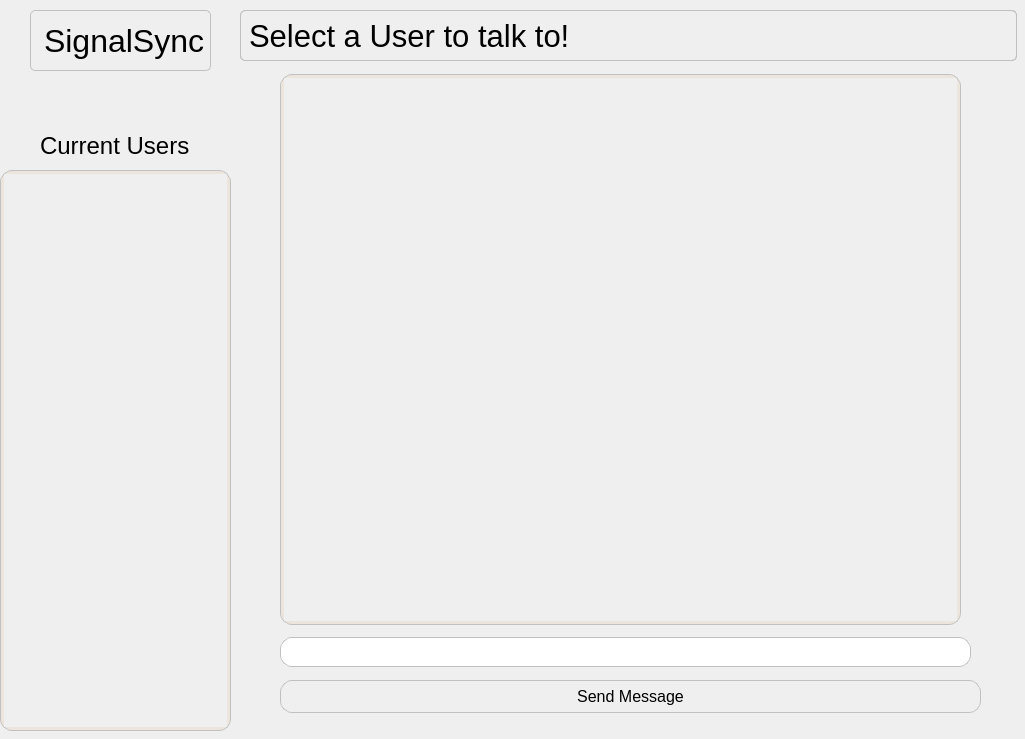
Above: ChatAppClient/ChattingWindow.ui from pahuljotmatharoo/SignalSync-client before the change. Below: the same form after it.
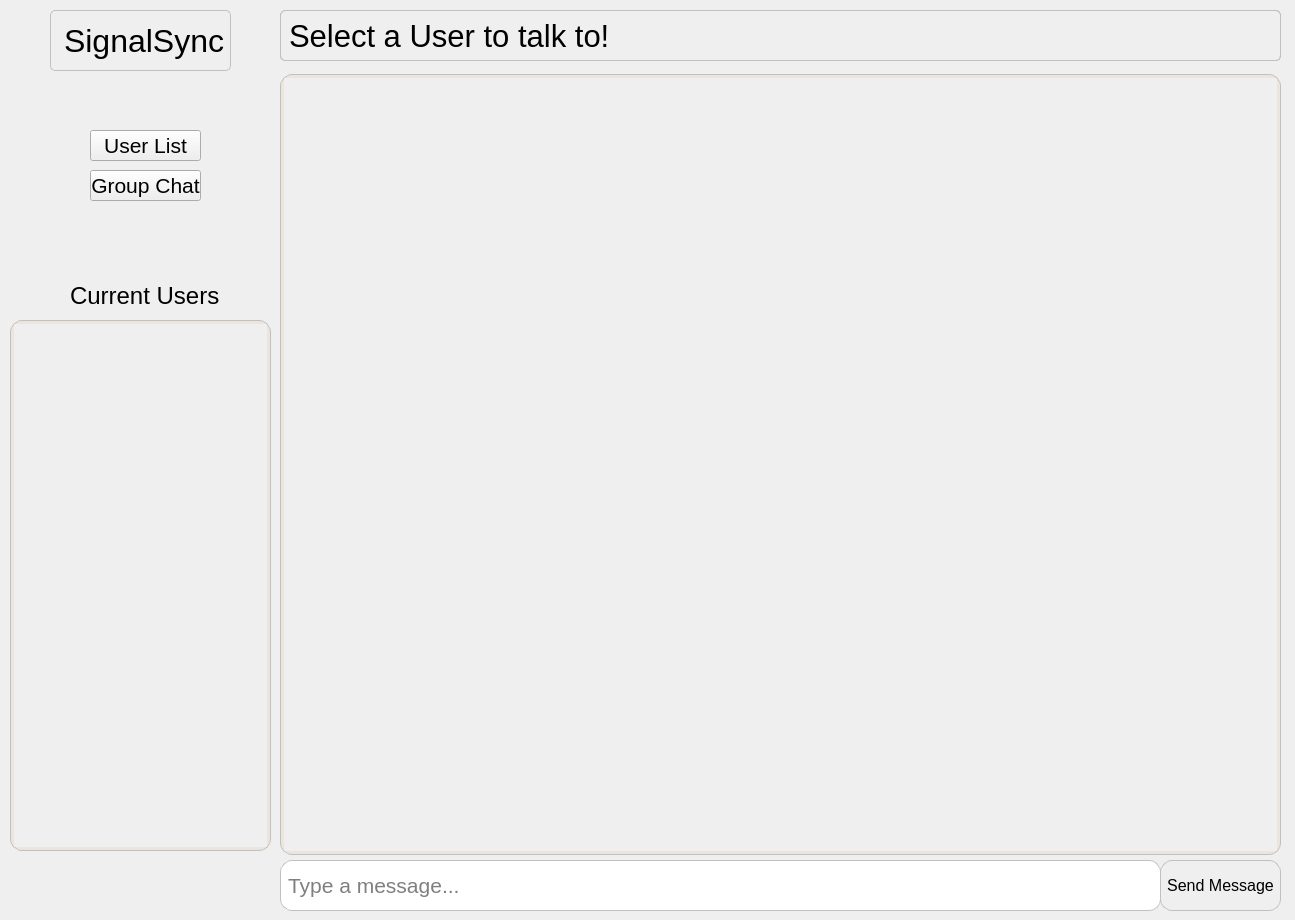
That is the form after the change.

What changed in the file:
```diff
--- a/ChatAppClient/ChattingWindow.ui
+++ b/ChatAppClient/ChattingWindow.ui
@@ -6,8 +6,8 @@
    <rect>
     <x>0</x>
     <y>0</y>
-    <width>1025</width>
-    <height>739</height>
+    <width>1295</width>
+    <height>920</height>
    </rect>
   </property>
   <property name="sizePolicy">
@@ -34,10 +34,10 @@
    <widget class="QWidget" name="verticalLayoutWidget">
     <property name="geometry">
      <rect>
-      <x>0</x>
-      <y>170</y>
-      <width>231</width>
-      <height>561</height>
+      <x>10</x>
+      <y>320</y>
+      <width>261</width>
+      <height>531</height>
      </rect>
     </property>
     <layout class="QVBoxLayout" name="verticalLayout_2">
@@ -83,8 +83,8 @@
          <rect>
           <x>0</x>
           <y>0</y>
-          <width>221</width>
-          <height>551</height>
+          <width>251</width>
+          <height>521</height>
          </rect>
         </property>
        </widget>
@@ -95,9 +95,9 @@
    <widget class="QFrame" name="frame">
     <property name="geometry">
      <rect>
-      <x>240</x>
+      <x>280</x>
       <y>10</y>
-      <width>777</width>
+      <width>1001</width>
       <height>51</height>
      </rect>
     </property>
@@ -116,7 +116,7 @@
       <rect>
        <x>0</x>
        <y>0</y>
-       <width>777</width>
+       <width>1001</width>
        <height>51</height>
       </rect>
      </property>
@@ -137,8 +137,8 @@
    <widget class="QLabel" name="label_2">
     <property name="geometry">
      <rect>
-      <x>40</x>
-      <y>130</y>
+      <x>70</x>
+      <y>280</y>
       <width>151</width>
       <height>31</height>
      </rect>
@@ -155,7 +155,7 @@
    <widget class="QLabel" name="label_3">
     <property name="geometry">
      <rect>
-      <x>30</x>
+      <x>50</x>
       <y>10</y>
       <width>181</width>
       <height>61</height>
@@ -183,8 +183,8 @@
      <rect>
       <x>280</x>
       <y>74</y>
-      <width>681</width>
-      <height>551</height>
+      <width>1001</width>
+      <height>781</height>
      </rect>
     </property>
     <property name="autoFillBackground">
@@ -234,8 +234,8 @@
       <rect>
        <x>0</x>
        <y>0</y>
-       <width>673</width>
-       <height>543</height>
+       <width>993</width>
+       <height>773</height>
       </rect>
      </property>
      <property name="layoutDirection">
@@ -246,11 +246,15 @@
        <rect>
         <x>10</x>
         <y>10</y>
-        <width>651</width>
-        <height>521</height>
+        <width>1021</width>
+        <height>751</height>
        </rect>
       </property>
-      <layout class="QVBoxLayout" name="chatLayout"/>
+      <layout class="QVBoxLayout" name="chatLayout">
+       <property name="spacing">
+        <number>20</number>
+       </property>
+      </layout>
      </widget>
     </widget>
    </widget>
@@ -261,9 +265,9 @@
     <property name="geometry">
      <rect>
       <x>280</x>
-      <y>637</y>
-      <width>691</width>
-      <height>30</height>
+      <y>860</y>
+      <width>881</width>
+      <height>51</height>
      </rect>
     </property>
     <property name="styleSheet">
@@ -271,14 +275,17 @@
     border-radius: 12px;         /* round the outer border */
     padding: 5px;</string>
     </property>
+    <property name="placeholderText">
+     <string>Type a message...</string>
+    </property>
    </widget>
    <widget class="QPushButton" name="sendButton">
     <property name="geometry">
      <rect>
-      <x>280</x>
-      <y>680</y>
-      <width>701</width>
-      <height>33</height>
+      <x>1160</x>
+      <y>860</y>
+      <width>121</width>
+      <height>51</height>
      </rect>
     </property>
     <property name="font">
@@ -295,6 +302,32 @@
      <string>Send Message</string>
     </property>
    </widget>
+   <widget class="QPushButton" name="pushButton">
+    <property name="geometry">
+     <rect>
+      <x>90</x>
+      <y>130</y>
+      <width>111</width>
+      <height>31</height>
+     </rect>
+    </property>
+    <property name="text">
+     <string>User List</string>
+    </property>
+   </widget>
+   <widget class="QPushButton" name="pushButton_2">
+    <property name="geometry">
+     <rect>
+      <x>90</x>
+      <y>170</y>
+      <width>111</width>
+      <height>31</height>
+     </rect>
+    </property>
+    <property name="text">
+     <string>Group Chat</string>
+    </property>
+   </widget>
   </widget>
  </widget>
  <resources/>
```
Left out of the diff: 2 changed lines with no effect on the pictures.
